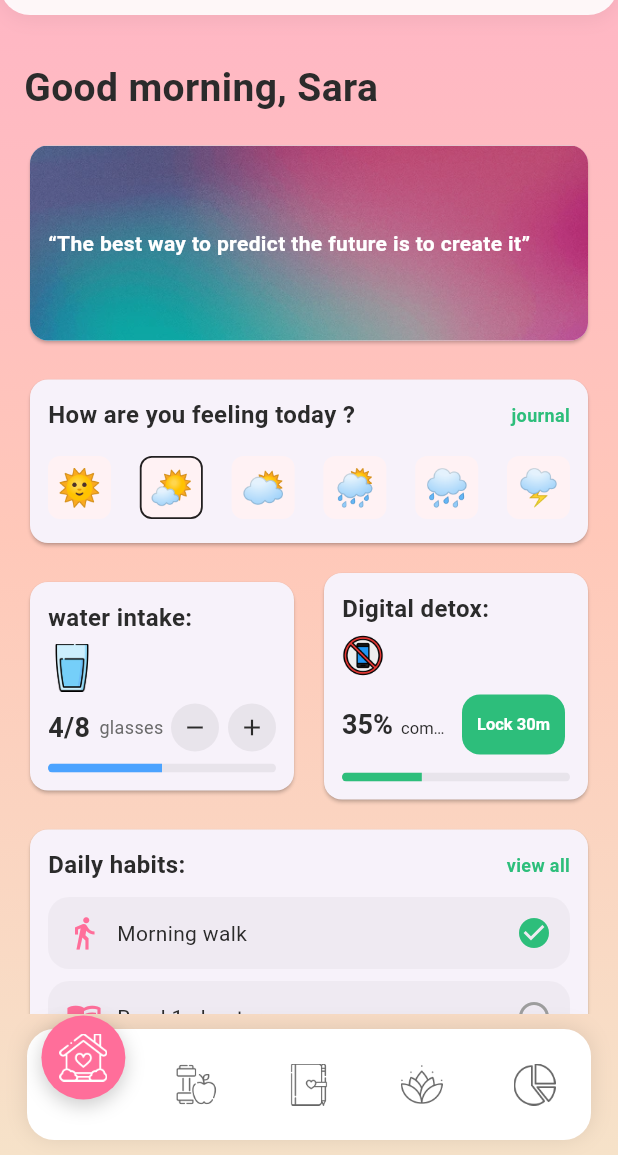
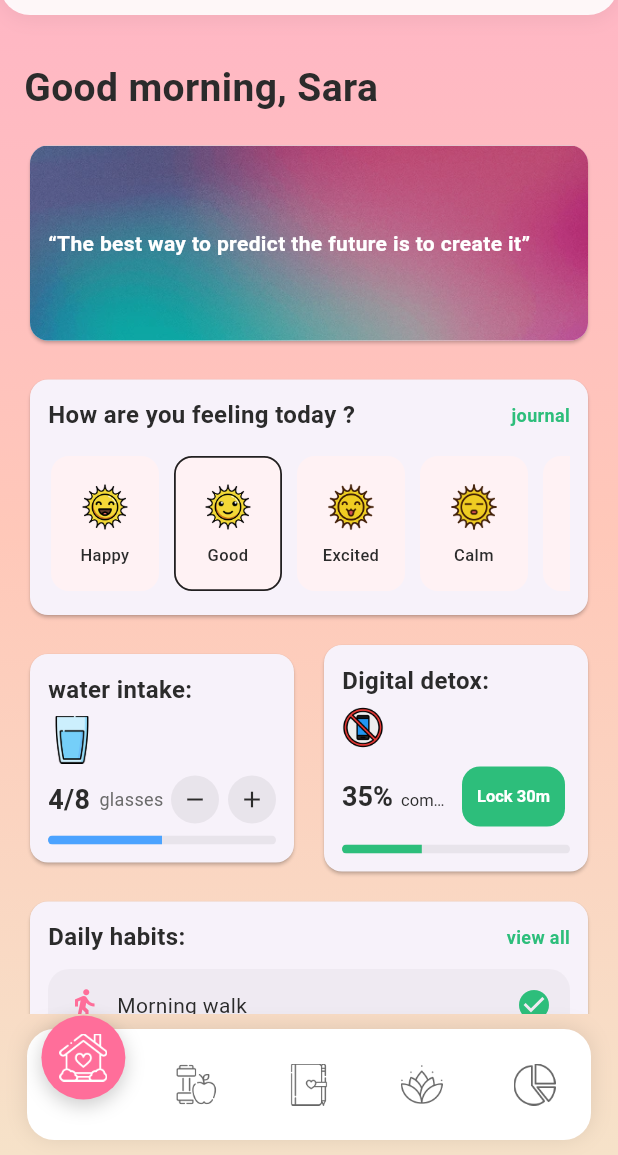
Before and after one commit to alabenss/mobile-dev-project, a Flutter app: the screen it shows after launch, on a phone screen of 412 x 824 dp, the part 81-1236 px from its top. Run offline on Flutter 3.47's test engine with Material 3 defaults, Android fonts, the phone set to English and light mode, and no system bars; our stand-ins replace audioplayers, fl_chart, google_fonts.

Commit message:
fixed home screen emojis

```diff
--- a/the_project/lib/views/screens/homescreen/home_screen.dart
+++ b/the_project/lib/views/screens/homescreen/home_screen.dart
@@ -280,35 +280,78 @@ class _MoodPicker extends StatelessWidget {
   final ValueChanged<int> onChanged;
   const _MoodPicker({required this.selected, required this.onChanged});
 
-  static const _faces = <String>['🌞', '🌤️', '🌥️', '🌦️', '🌧️', '🌩️'];
+  static const _moods = [
+    {'image': 'assets/images/happy.png', 'label': 'Happy'},
+    {'image': 'assets/images/good.png', 'label': 'Good'},
+    {'image': 'assets/images/excited.png', 'label': 'Excited'},
+    {'image': 'assets/images/calm.png', 'label': 'Calm'},
+    {'image': 'assets/images/sad.png', 'label': 'Sad'},
+    {'image': 'assets/images/tired.png', 'label': 'Tired'},
+    {'image': 'assets/images/anxious.png', 'label': 'Anxious'},
+    {'image': 'assets/images/angry.png', 'label': 'Angry'},
+    {'image': 'assets/images/confused.png', 'label': 'Confused'},
+    {'image': 'assets/images/grateful.png', 'label': 'Grateful'},
+  ];
 
   @override
   Widget build(BuildContext context) {
-    return Row(
-      mainAxisAlignment: MainAxisAlignment.spaceBetween,
-      children: List.generate(6, (i) {
+    // Constrain height so a horizontal ListView can render inside Column
+    return SizedBox(
+      height: 90,
+      child: ListView.separated(
+        scrollDirection: Axis.horizontal,
+        physics: const BouncingScrollPhysics(),
+        padding: const EdgeInsets.symmetric(horizontal: 2),
+        itemCount: _moods.length,
+        separatorBuilder: (_, __) => const SizedBox(width: 10),
+        itemBuilder: (context, i) {
+          final mood = _moods[i];
           final bool isSelected = selected == i;
+
           return GestureDetector(
             onTap: () => onChanged(i),
             child: AnimatedContainer(
               duration: const Duration(milliseconds: 160),
-            width: 42,
-            height: 42,
-            alignment: Alignment.center,
+              width: 72,
+              height: 82,
               decoration: BoxDecoration(
                 color: const Color(0xFFFFF2F4),
-              borderRadius: BorderRadius.circular(8),
+                borderRadius: BorderRadius.circular(12),
                 border: isSelected
                     ? Border.all(color: Colors.black87, width: 1.2)
                     : null,
               ),
-            child: Text(_faces[i], style: const TextStyle(fontSize: 24)),
+              padding: const EdgeInsets.symmetric(horizontal: 8, vertical: 8),
+              child: Column(
+                mainAxisAlignment: MainAxisAlignment.center,
+                children: [
+                  Image.asset(
+                    mood['image']!,
+                    width: 36,
+                    height: 36,
+                    fit: BoxFit.contain,
+                  ),
+                  const SizedBox(height: 6),
+                  Text(
+                    mood['label']!,
+                    textAlign: TextAlign.center,
+                    overflow: TextOverflow.ellipsis,
+                    style: const TextStyle(
+                      fontSize: 11,
+                      color: AppColors.textPrimary,
+                      fontWeight: FontWeight.w500,
+                    ),
+                  ),
+                ],
+              ),
             ),
           );
-      }),
+        },
+      ),
     );
   }
 }
+
 
 class _WaterCard extends StatelessWidget {
   final int count;
```
Lines whose indentation alone changed are shown as unchanged.
